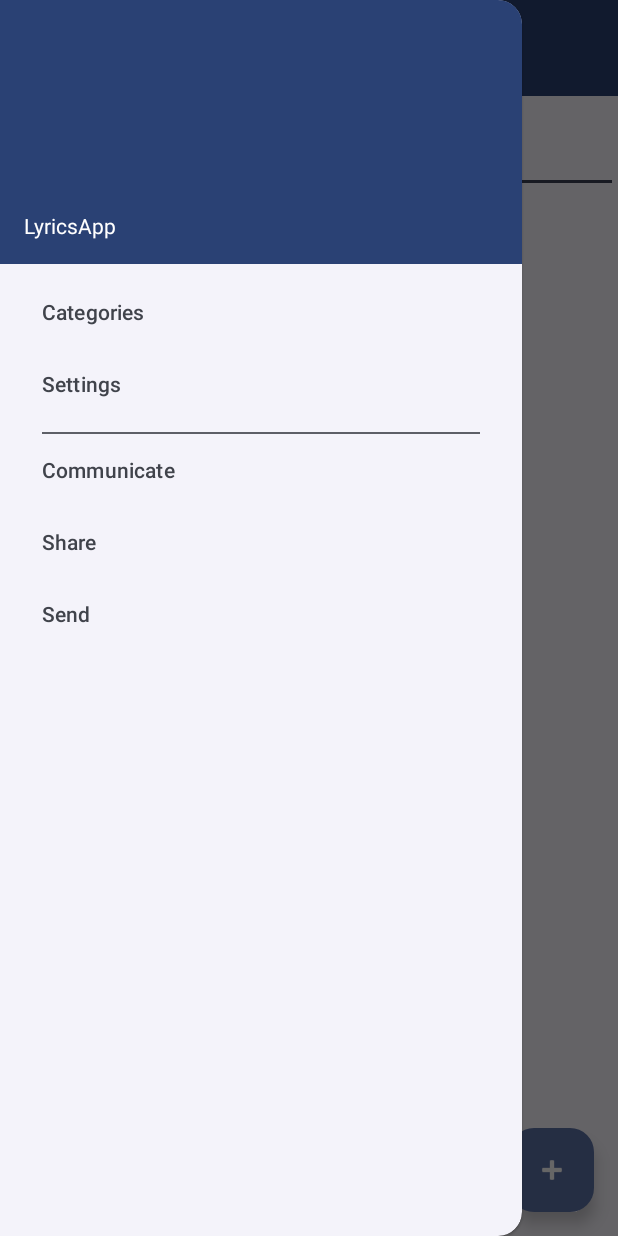
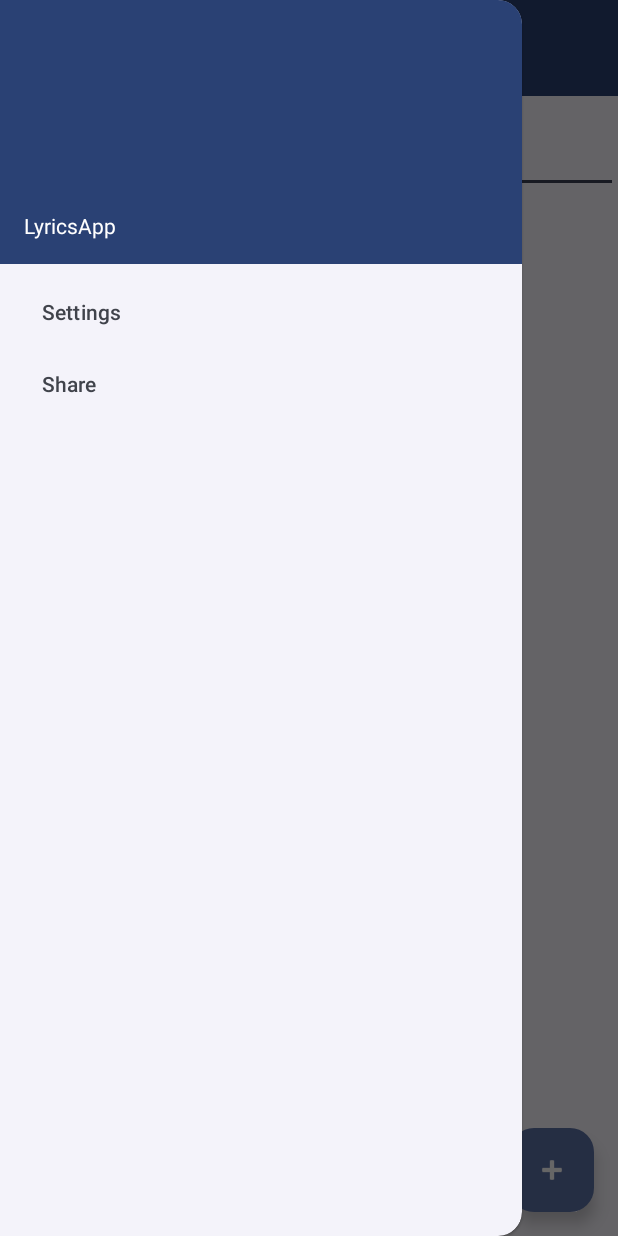
Before and after one commit to RustyAlgorithm44/LyricsApp, an Android app: the screen it shows after launch (MainActivity), with the side drawer open, on a phone screen of 412 x 824 dp. Run offline under Robolectric (Android 15) with nearby library versions, the phone set to English and light mode, and no system bars; our stand-ins replace Room's generated code.

Commit message:
Simplified side panel and app goes back to home after deleting all songs

```diff
--- a/app/src/main/java/com/guruguhan/lyricsapp/SongDetailActivity.kt
+++ b/app/src/main/java/com/guruguhan/lyricsapp/SongDetailActivity.kt
@@ -23,13 +23,11 @@ class SongDetailActivity : AppCompatActivity() {
         val title = intent.getStringExtra("title") ?: ""
         val composer = intent.getStringExtra("composer") ?: ""
         val deity = intent.getStringExtra("deity") ?: ""
-        val category = intent.getStringExtra("category") ?: ""
         val lyrics = intent.getStringExtra("lyrics") ?: ""
 
         findViewById<android.widget.TextView>(R.id.detailTitle).text = title
         findViewById<android.widget.TextView>(R.id.detailComposer).text = composer
         findViewById<android.widget.TextView>(R.id.detailDeity).text = deity
-        findViewById<android.widget.TextView>(R.id.detailCategory).text = category
 
         detailLyricsTextView = findViewById(R.id.detailLyrics)
         detailLyricsTextView.text = lyrics
--- a/app/src/main/java/com/guruguhan/lyricsapp/backup/BackupManager.kt
+++ b/app/src/main/java/com/guruguhan/lyricsapp/backup/BackupManager.kt
@@ -19,7 +19,6 @@ object BackupManager {
                 put("title", song.title)
                 put("composer", song.composer)
                 put("deity", song.deity)
-                put("category", song.category)
                 put("lyrics", song.lyrics)
                 put("youtubeLink", song.youtubeLink)
             }
@@ -43,7 +42,6 @@ object BackupManager {
                 obj.optString("artist", "")
             }
             val deity = obj.optString("deity", null)
-            val category = obj.getString("category")
             val lyrics = obj.getString("lyrics")
             val youtubeLink = obj.optString("youtubeLink", null)
 
@@ -54,7 +52,6 @@ object BackupManager {
                         title = title,
                         composer = composer,
                         deity = deity,
-                        category = category,
                         lyrics = lyrics,
                         youtubeLink = youtubeLink
                     )
--- a/app/src/main/java/com/guruguhan/lyricsapp/data/Song.kt
+++ b/app/src/main/java/com/guruguhan/lyricsapp/data/Song.kt
@@ -10,7 +10,6 @@ data class Song(
     val title: String,
     val composer: String,
     val deity: String? = null,
-    val category: String,
     val lyrics: String,
     val youtubeLink: String? = null
 )
--- a/app/src/main/java/com/guruguhan/lyricsapp/data/SongDao.kt
+++ b/app/src/main/java/com/guruguhan/lyricsapp/data/SongDao.kt
@@ -29,7 +29,6 @@ interface SongDao {
        OR composer LIKE '%' || :query || '%'
        OR deity LIKE '%' || :query || '%'
        OR lyrics LIKE '%' || :query || '%'
-       OR category LIKE '%' || :query || '%'
     ORDER BY title ASC
 """)
     fun searchSongs(query: String): kotlinx.coroutines.flow.Flow<List<Song>>
--- a/app/src/main/java/com/guruguhan/lyricsapp/ui/SongAdapter.kt
+++ b/app/src/main/java/com/guruguhan/lyricsapp/ui/SongAdapter.kt
@@ -43,7 +43,6 @@ class SongAdapter(
         private val title: TextView = itemView.findViewById(R.id.titleText)
         private val composer: TextView = itemView.findViewById(R.id.composerText)
         private val deity: TextView = itemView.findViewById(R.id.deityText)
-        private val category: TextView = itemView.findViewById(R.id.categoryText)
 
         fun bind(
             song: Song,
@@ -54,7 +53,6 @@ class SongAdapter(
             title.text = song.title
             composer.text = song.composer
             deity.text = song.deity ?: ""
-            category.text = song.category
 
             itemView.setBackgroundColor(
                 if (isSelected) ContextCompat.getColor(itemView.context, R.color.selection_color)
--- a/app/src/main/res/layout/dialog_add_song.xml
+++ b/app/src/main/res/layout/dialog_add_song.xml
@@ -24,12 +24,6 @@
         android:layout_height="wrap_content"/>
 
     <EditText
-        android:id="@+id/inputCategory"
-        android:hint="Category"
-        android:layout_width="match_parent"
-        android:layout_height="wrap_content"/>
-
-    <EditText
         android:id="@+id/inputLyrics"
         android:hint="Lyrics"
         android:inputType="textMultiLine"
--- a/app/src/main/res/menu/drawer_menu.xml
+++ b/app/src/main/res/menu/drawer_menu.xml
@@ -2,21 +2,10 @@
 <menu xmlns:android="http://schemas.android.com/apk/res/android">
     <group android:checkableBehavior="single">
         <item
-            android:id="@+id/nav_categories"
-            android:title="Categories" />
-        <item
             android:id="@+id/nav_settings"
             android:title="Settings" />
+        <item
+            android:id="@+id/nav_share"
+            android:title="Share" />
     </group>
-
-    <item android:title="Communicate">
-        <menu>
-            <item
-                android:id="@+id/nav_share"
-                android:title="Share" />
-            <item
-                android:id="@+id/nav_send"
-                android:title="Send" />
-        </menu>
-    </item>
 </menu>
```
Also changed, not shown: app/src/main/AndroidManifest.xml (+10 -0 lines), app/src/main/java/com/guruguhan/lyricsapp/MainActivity.kt (+5 -11 lines), app/src/main/java/com/guruguhan/lyricsapp/SettingsActivity.kt (+8 -7 lines), app/src/main/res/layout/activity_song_detail.xml (+0 -7 lines), app/src/main/res/layout/item_song.xml (+0 -7 lines), 2 other files.
